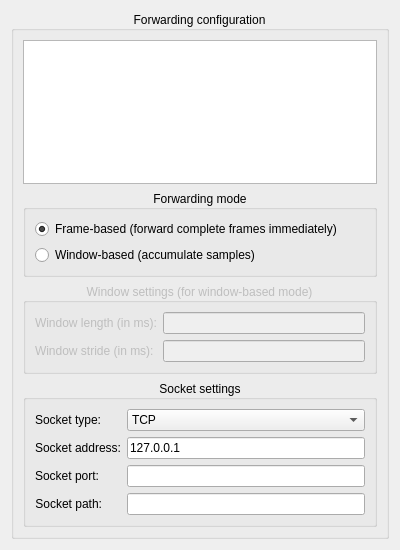
Before: the Qt Designer form biogui/resources/forwarding_config_widget.ui in pulp-bio/biogui, drawn with Qt 5.
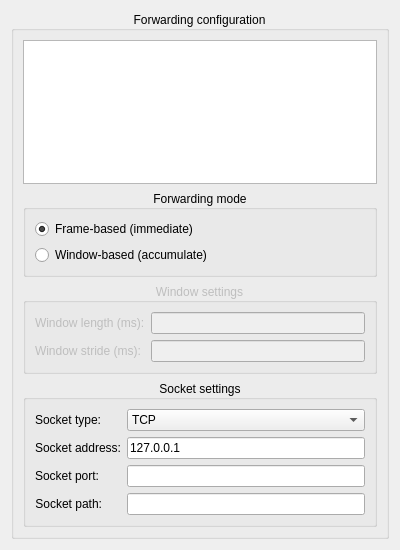
After: the same form once the commit is applied.

Diff of the .ui file:
```diff
--- a/biogui/resources/forwarding_config_widget.ui
+++ b/biogui/resources/forwarding_config_widget.ui
@@ -38,7 +38,7 @@
          <item>
           <widget class="QRadioButton" name="frameBasedRadioButton">
            <property name="text">
-            <string>Frame-based (forward complete frames immediately)</string>
+            <string>Frame-based (immediate)</string>
            </property>
            <property name="checked">
             <bool>true</bool>
@@ -50,11 +50,12 @@
          </item>
          <item>
           <widget class="QRadioButton" name="windowBasedRadioButton">
-           <property name="text">
-            <string>Window-based (accumulate samples)</string>
-           </property>
            <property name="toolTip">
-            <string>Accumulate samples into windows of specified length (for batch processing)</string>
+            <string
+                                                >Accumulate samples into windows of specified length (for batch processing)</string>
+           </property>
+           <property name="text">
+            <string>Window-based (accumulate)</string>
            </property>
           </widget>
          </item>
@@ -63,20 +64,20 @@
       </item>
       <item>
        <widget class="QGroupBox" name="windowGroupBox">
-        <property name="title">
-         <string>Window settings (for window-based mode)</string>
-        </property>
-        <property name="alignment">
-         <set>Qt::AlignmentFlag::AlignCenter</set>
-        </property>
         <property name="enabled">
          <bool>false</bool>
         </property>
+        <property name="title">
+         <string>Window settings</string>
+        </property>
+        <property name="alignment">
+         <set>Qt::AlignmentFlag::AlignCenter</set>
+        </property>
         <layout class="QFormLayout" name="formLayout1">
          <item row="0" column="0">
           <widget class="QLabel" name="label1">
            <property name="text">
-            <string>Window length (in ms):</string>
+            <string>Window length (ms):</string>
            </property>
           </widget>
          </item>
@@ -86,7 +87,7 @@
          <item row="1" column="0">
           <widget class="QLabel" name="label2">
            <property name="text">
-            <string>Window stride (in ms):</string>
+            <string>Window stride (ms):</string>
            </property>
           </widget>
          </item>
```
Left out of the diff: 37 changed lines with no effect on the pictures.
